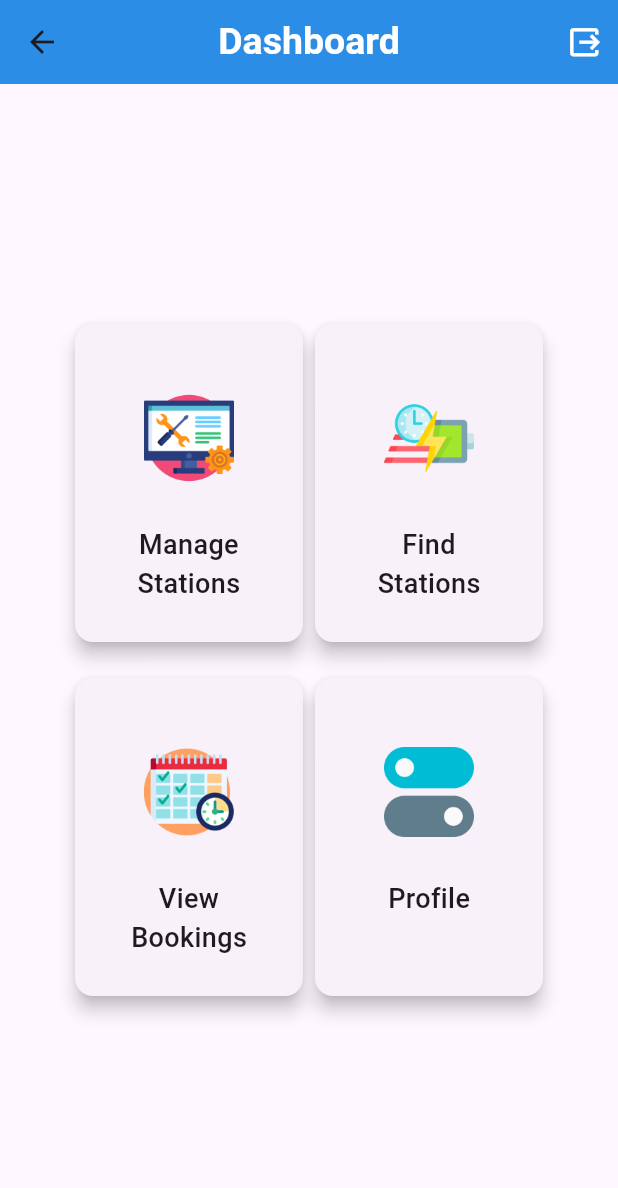
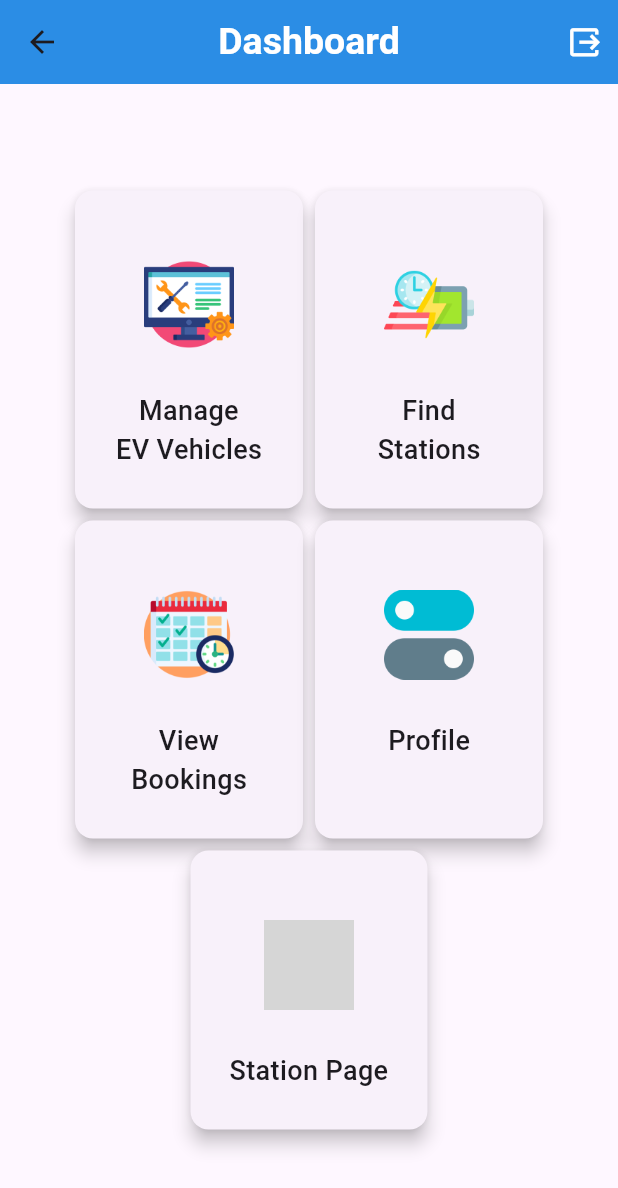
Before and after one commit to bhavesh3628/EV-charging-app, a Flutter app: the HomePage screen opened directly, on a phone screen of 412 x 824 dp. Shown: the top 1188 px of the screen. Run offline on Flutter 3.47's test engine with Material 2 defaults, Android fonts, the phone set to English and light mode, and no system bars; our stand-ins replace google_fonts; grey boxes are pictures that could not be loaded.

Commit message:
folder structure

```diff
--- /dev/null
+++ b/lib/admin/manage_station.dart
@@ -0,0 +1,61 @@
+import 'package:ev_charging/user/station_page.dart';
+import 'package:flutter/material.dart';
+import 'package:ev_charging/ev_model.dart';
+
+class manageStation_admin_page extends StatefulWidget {
+  manageStation_admin_page({super.key});
+
+  @override
+  State<manageStation_admin_page> createState() =>
+      _manageStation_admin_pageState();
+}
+
+class _manageStation_admin_pageState extends State<manageStation_admin_page> {
+  final List<Ev_model> _registeredstations = [
+    Ev_model(
+        city: 'Mumbai Station',
+        station_name: 'Rcity Mall Parking',
+        status: Status.Enable),
+    Ev_model(
+      city: 'Navi Mumbai Station',
+      station_name: 'HP Pump',
+      status: Status.Disable,
+    ),
+    Ev_model(
+      city: 'Manor Station',
+      station_name: 'Indian Oil Pump',
+      status: Status.Enable,
+    ),
+  ];
+
+  void _addEvvehicle(Ev_model vehicle) {
+    setState(() {
+      _registeredstations.add(vehicle);
+    });
+  }
+
+  @override
+  Widget build(BuildContext context) {
+    return Scaffold(
+      appBar: AppBar(
+        backgroundColor: Colors.blue,
+        foregroundColor: Colors.white,
+        centerTitle: true,
+        leading: IconButton(
+          icon: const Icon(Icons.arrow_back_outlined),
+          onPressed: () {
+            setState(() {
+              Navigator.pushNamed(context, '/');
+            });
+          },
+        ),
+        title: const Text("Manage EV vehicles"),
+      ),
+      body: Center(
+        child: Container(
+          child: Ev_list(registered: _registeredstations),
+        ),
+      ),
+    );
+  }
+}
--- a/lib/home_page.dart
+++ /dev/null
@@ -1,97 +0,0 @@
-// ignore_for_file: prefer_const_literals_to_create_immutables, prefer_const_constructors, sort_child_properties_last
-
-import 'package:ev_charging/manage_station.dart';
-import 'package:flutter/material.dart';
-
-class HomePage extends StatelessWidget {
-  const HomePage({super.key});
-
-  @override
-  Widget build(BuildContext context) {
-    return Scaffold(
-        appBar: AppBar(
-          elevation: 90,
-          backgroundColor: Colors.blue,
-          centerTitle: true,
-          title: const Text(
-            "Dashboard",
-            style: TextStyle(
-                fontWeight: FontWeight.bold, color: Colors.white, fontSize: 25),
-          ),
-          actions: [
-            const Icon(
-              Icons.output,
-              color: Colors.white,
-              size: 25,
-            ),
-            const Padding(padding: EdgeInsets.only(right: 10))
-          ],
-        ),
-        body: Center(
-          child: Column(
-            mainAxisAlignment: MainAxisAlignment.center,
-            children: [
-              Row(
-                mainAxisAlignment: MainAxisAlignment.center,
-                children: [
-                  _buildCustomCard(context, 'assets/manage.png',
-                      'Manage \nStations', '/manage_stations'),
-                  _buildCustomCard(
-                      context, 'assets/charge.png', 'Find \nStations', '/'),
-                ],
-              ),
-              SizedBox(
-                  height: 16), // Adjust vertical spacing between rows as needed
-              Row(
-                mainAxisAlignment: MainAxisAlignment.center,
-                children: [
-                  _buildCustomCard(
-                      context, 'assets/timetable.png', 'View \nBookings', '/'),
-                  _buildCustomCard(
-                      context, 'assets/toggle.png', 'Profile\n', '/login'),
-                ],
-              ),
-            ],
-          ),
-        ));
-  }
-}
-
-Widget _buildCustomCard(
-    BuildContext context, String imagePath, String title, String route) {
-  return InkWell(
-    onTap: () {
-      Navigator.pushNamed(context, route);
-    },
-    child: Card(
-      semanticContainer: true,
-      clipBehavior: Clip.antiAliasWithSaveLayer,
-      elevation: 5,
-      child: Padding(
-        padding: const EdgeInsets.all(26.0),
-        child: Column(
-          mainAxisSize: MainAxisSize.min,
-          crossAxisAlignment: CrossAxisAlignment.center,
-          children: [
-            Container(
-              margin: EdgeInsets.all(20),
-              width: 60,
-              height: 60,
-              child: Image.asset(
-                imagePath,
-                width: 60,
-                height: 60,
-              ),
-            ),
-            SizedBox(height: 8),
-            Text(
-              title,
-              style: TextStyle(fontSize: 18, fontWeight: FontWeight.w500),
-              textAlign: TextAlign.center,
-            ),
-          ],
-        ),
-      ),
-    ),
-  );
-}
--- a/lib/main.dart
+++ b/lib/main.dart
@@ -1,8 +1,10 @@
-import 'package:ev_charging/manage_station.dart';
+import 'package:ev_charging/admin/admin_home.dart';
+import 'package:ev_charging/user/manage_station.dart';
 import 'package:ev_charging/signup_page.dart';
 import 'package:flutter/material.dart';
 
-import 'home_page.dart';
+import 'admin/manage_station.dart';
+import 'user/home_page.dart';
 import 'login_page.dart';
 
 void main() {
@@ -21,12 +23,14 @@ class MyApp extends StatelessWidget {
         useMaterial3: true,
       ),
       debugShowCheckedModeBanner: false,
-      initialRoute: '/home',
+      initialRoute: '/login',
       routes: {
+        '/station': (context) => const StationHomePage(),
         '/': (context) => const HomePage(),
         '/login': (context) => const LoginPage(),
         '/signup': (context) => const SignupPage(),
         '/manage_stations': (context) => manageStation_page(),
+        '/manage_stations_admin': (context) => manageStation_admin_page(),
       },
     );
   }
--- a/lib/signup_page.dart
+++ b/lib/signup_page.dart
@@ -132,7 +132,9 @@ class _SignupPageState extends State<SignupPage> {
                       borderRadius: BorderRadius.circular(12)),
                   child: Center(
                     child: InkWell(
-                      onTap: () {}, //for signup page
+                      onTap: () {
+                        Navigator.pushNamed(context, '/login');
+                      }, //for signup page
                       child: const Text(
                         "Sign Up",
                         style: TextStyle(
--- /dev/null
+++ b/lib/user/home_page.dart
@@ -0,0 +1,107 @@
+import 'dart:ui';
+
+import 'package:ev_charging/ev_model.dart';
+import 'package:ev_charging/user/station_page.dart';
+import 'package:flutter/material.dart';
+import 'add_ev.dart'; // Make sure to import correctly
+
+class HomePage extends StatefulWidget {
+  const HomePage({Key? key}) : super(key: key);
+
+  @override
+  _HomePageState createState() => _HomePageState();
+}
+
+class _HomePageState extends State<HomePage> {
+  @override
+  Widget build(BuildContext context) {
+    return Scaffold(
+      appBar: AppBar(
+        elevation: 90,
+        backgroundColor: Colors.blue,
+        centerTitle: true,
+        title: const Text(
+          "Dashboard",
+          style: TextStyle(
+              fontWeight: FontWeight.bold, color: Colors.white, fontSize: 25),
+        ),
+        actions: const [
+          Icon(
+            Icons.output,
+            color: Colors.white,
+            size: 25,
+          ),
+          Padding(padding: EdgeInsets.only(right: 10))
+        ],
+      ),
+      body: Center(
+        child: Column(
+          mainAxisAlignment: MainAxisAlignment.center,
+          children: [
+            Row(
+              mainAxisAlignment: MainAxisAlignment.center,
+              children: [
+                _buildCustomCard(context, 'assets/manage.png',
+                    'Manage \nEV Vehicles', '/manage_stations'),
+                _buildCustomCard(
+                    context, 'assets/charge.png', 'Find \nStations', '/'),
+              ],
+            ),
+            // const SizedBox(
+            //     height: 16), // Adjust vertical spacing between rows as needed
+            Row(
+              mainAxisAlignment: MainAxisAlignment.center,
+              children: [
+                _buildCustomCard(
+                    context, 'assets/timetable.png', 'View \nBookings', '/'),
+                _buildCustomCard(
+                    context, 'assets/toggle.png', 'Profile\n', '/login'),
+              ],
+            ),
+            _buildCustomCard(
+                context, 'assets/pump.png', 'Station Page', '/station'),
+          ],
+        ),
+      ),
+    );
+  }
+}
+
+Widget _buildCustomCard(
+    BuildContext context, String imagePath, String title, String route) {
+  return InkWell(
+    onTap: () {
+      Navigator.pushNamed(context, route);
+    },
+    child: Card(
+      semanticContainer: true,
+      clipBehavior: Clip.antiAliasWithSaveLayer,
+      elevation: 5,
+      child: Padding(
+        padding: const EdgeInsets.all(26.0),
+        child: Column(
+          mainAxisSize: MainAxisSize.min,
+          crossAxisAlignment: CrossAxisAlignment.center,
+          children: [
+            Container(
+              margin: const EdgeInsets.all(20),
+              width: 60,
+              height: 60,
+              child: Image.asset(
+                imagePath,
+                width: 60,
+                height: 60,
+              ),
+            ),
+            const SizedBox(height: 8),
+            Text(
+              title,
+              style: const TextStyle(fontSize: 18, fontWeight: FontWeight.w500),
+              textAlign: TextAlign.center,
+            ),
+          ],
+        ),
+      ),
+    ),
+  );
+}
```
Also changed, not shown: lib/admin/admin_home.dart (added, +105 -0 lines), lib/login_page.dart (+18 -7 lines), lib/manage_station.dart (deleted, +0 -52 lines), lib/user/add_ev.dart (added, +138 -0 lines), lib/user/manage_station.dart (added, +79 -0 lines), lib/user/station_page.dart (renamed from lib/station_page.dart, +16 -8 lines).
